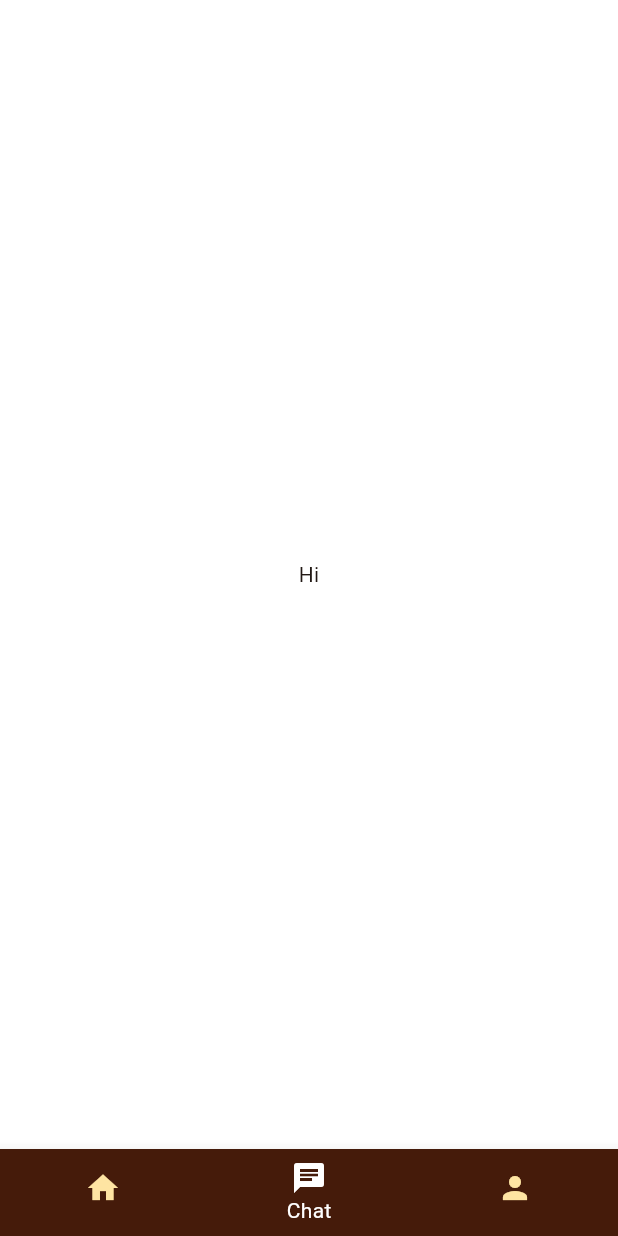
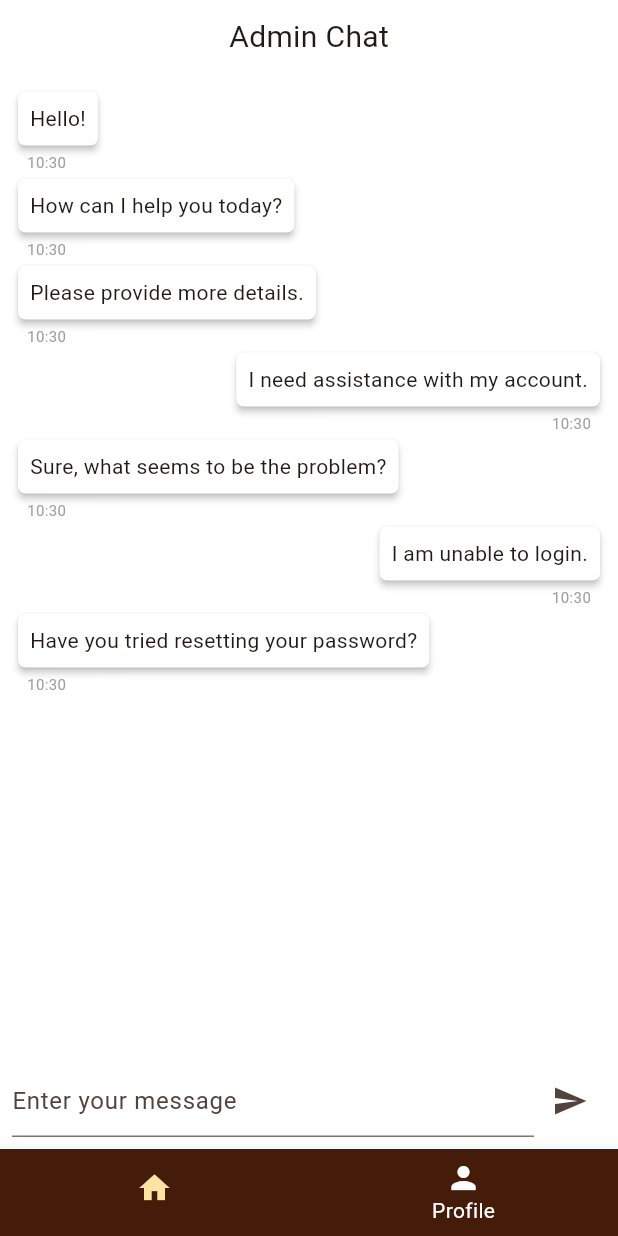
Before and after one commit to yappanthony/Findr, a Flutter app: the Chat screen opened by its route, on a phone screen of 412 x 824 dp. Run offline on Flutter 3.47's test engine with Material 3 defaults, Android fonts, the light colour scheme and no system bars; drawn by our look-alikes of grouped_list; our stand-ins replace carousel_slider, flutter_riverpod, font_awesome_flutter, go_router, google_sign_in, riverpod_annotation and 2 more; accounts and stored records are empty.

Commit message:
changed routing and added basic chat system to admin with mock data

```diff
--- a/lib/screens/chat.dart
+++ b/lib/screens/chat.dart
@@ -1,5 +1,6 @@
-
 import 'package:flutter/material.dart';
+import 'package:grouped_list/grouped_list.dart';
+import 'package:intl/intl.dart';
 import 'package:supabase_flutter/supabase_flutter.dart';
 
 final supabase = Supabase.instance.client;
@@ -7,24 +8,124 @@ final supabase = Supabase.instance.client;
 final user = supabase.auth.currentUser;
 final fullName = user?.userMetadata?['full_name'];
 
-class Chat extends StatelessWidget {
+class Message {
+  final String text;
+  final DateTime date;
+  final bool isSentByMe;
+
+  Message({required this.text, required this.date, required this.isSentByMe});
+}
+
+class Chat extends StatefulWidget {
   const Chat({super.key});
 
   @override
+  _ChatState createState() => _ChatState();
+}
+
+class _ChatState extends State<Chat> {
+  final TextEditingController _controller = TextEditingController();
+  final List<Message> messages = [];
+
+  void _sendMessage() {
+    if (_controller.text.isNotEmpty) {
+      setState(() {
+        messages.add(Message(
+          text: _controller.text,
+          date: DateTime.now(),
+          isSentByMe: true,
+        ));
+        _controller.clear();
+      });
+    }
+  }
+
+  @override
+  void initState() {
+    super.initState();
+    messages.addAll([
+      Message(text: 'Hello!', date: DateTime.now(), isSentByMe: false),
+      Message(text: 'How can I help you today?', date: DateTime.now(), isSentByMe: false),
+      Message(text: 'Please provide more details.', date: DateTime.now(), isSentByMe: false),
+      Message(text: 'I need assistance with my account.', date: DateTime.now(), isSentByMe: true),
+      Message(text: 'Sure, what seems to be the problem?', date: DateTime.now(), isSentByMe: false),
+      Message(text: 'I am unable to login.', date: DateTime.now(), isSentByMe: true),
+      Message(text: 'Have you tried resetting your password?', date: DateTime.now(), isSentByMe: false),
+    ]);
+  }
+
+  @override
   Widget build(BuildContext context) {
-    return const Scaffold(
-      body: SizedBox(
-        width: double.infinity,
-        child: Column(
-          mainAxisAlignment: MainAxisAlignment.center,
-          crossAxisAlignment: CrossAxisAlignment.center,
-          children: [
-            Padding(
-              padding: const EdgeInsets.symmetric(horizontal: 15,vertical: 15),
-              child: Text('Hi')
+    return Scaffold(
+
+      body: Column(
+        children: [
+          const Padding(
+              padding: EdgeInsets.all(10),
+              child: Text(
+                "Admin Chat",
+                style: TextStyle(
+                  fontSize: 20,
+                  fontFamily: 'Roboto',
+                ),
+              ),
             ),
-          ],
-        ),
+            Expanded(
+            child:
+              GroupedListView<Message, DateTime>(
+              padding: const EdgeInsets.all(8),
+              elements: messages,
+              groupBy: (Message element) => element.date,
+              groupHeaderBuilder: (Message messages) => SizedBox(),
+              itemBuilder: (context, Message messages) => Align(
+                alignment: messages.isSentByMe ? Alignment.centerRight : Alignment.centerLeft,
+                child: Column(
+                crossAxisAlignment: messages.isSentByMe ? CrossAxisAlignment.end : CrossAxisAlignment.start,
+                children: [
+                    Card(
+                    color: Colors.white,
+                    elevation: 2,
+                    shape: RoundedRectangleBorder(
+                      borderRadius: BorderRadius.circular(5),
+                    ),
+                    child: Padding(
+                      padding: const EdgeInsets.all(8.0),
+                      child: Text(messages.text),
+                    ),
+                    ),
+                  Padding(
+                    padding: const EdgeInsets.symmetric(horizontal: 10),
+                    child: Text(
+                      DateFormat('kk:mm').format(messages.date),
+                      style: const TextStyle(fontSize: 10, color: Colors.grey),
+                    ),
+                  )
+                ],
+                ),
+              ),
+              )
+            ),
+          Padding(
+            padding: const EdgeInsets.all(8.0),
+            child: Row(
+              children: [
+                Expanded(
+                  child: TextField(
+                    controller: _controller,
+                    decoration: const InputDecoration(
+                      hintText: 'Enter your message',
+                    ),
+                    onSubmitted: (value) => _sendMessage(),
+                  ),
+                ),
+                IconButton(
+                  icon: const Icon(Icons.send),
+                  onPressed: _sendMessage,
+                ),
+              ],
+            ),
+          ),
+        ],
       ),
     );
   }
--- a/lib/screens/details.dart
+++ b/lib/screens/details.dart
@@ -170,20 +170,6 @@ class Details extends StatelessWidget {
                         ),
                       ],
                     ),
-                    const SizedBox(height: 10),
-                    ElevatedButton(
-                      onPressed: () {},
-                      style: ElevatedButton.styleFrom(
-                        backgroundColor: const Color(0xFF451B0A),
-                        foregroundColor: Colors.white,
-                        shadowColor: Colors.transparent,
-                        minimumSize: const Size(double.infinity, 50), // Set width to double.infinity
-                        shape: RoundedRectangleBorder(
-                          borderRadius: BorderRadius.circular(5),
-                        ),
-                      ),
-                      child: const Text('Chat with Finder'),
-                    )
                   ],
                 ),
               ),
--- a/lib/screens/profile.dart
+++ b/lib/screens/profile.dart
@@ -11,7 +11,9 @@ final avatar = fullName == 'Anonymous' ? 'https://kzaezxyufvydztpdnxeo.supabase.
 
 
 class Profile extends StatelessWidget {
-  const Profile({super.key});
+  const Profile({super.key, this.route, required String title});
+
+  final String? route;
 
   @override
   Widget build(BuildContext context) {
@@ -36,6 +38,24 @@ class Profile extends StatelessWidget {
             SizedBox(
               width: MediaQuery.of(context).size.width * 0.7,
               child: ElevatedButton.icon(
+                onPressed: () {
+                  if (route != null) {
+                    context.go(route!);
+                  }
+                },
+                label: const Text('Contact Admin'),
+                style: ElevatedButton.styleFrom(
+                  backgroundColor: Colors.white,
+                  foregroundColor: const Color(0xFF451B0A),
+                  shadowColor: Colors.transparent,
+                  side: const BorderSide(color: Color(0xFF451B0A)),
+                ),
+              ),
+            ),
+            const SizedBox(height: 10),
+            SizedBox(
+              width: MediaQuery.of(context).size.width * 0.7,
+              child: ElevatedButton.icon(
                 onPressed: () async {
                           await supabase.auth.signOut();
                           context.go('/');
@@ -43,12 +63,12 @@ class Profile extends StatelessWidget {
                 label: const Text('Log Out'),
                 style: ElevatedButton.styleFrom(
                   backgroundColor: Colors.white,
-                  foregroundColor: const Color(0xFF451B0A),
+                  foregroundColor: Colors.red,
                   shadowColor: Colors.transparent,
-                  side: const BorderSide(color: Color(0xFF451B0A)),
+                  side: const BorderSide(color: Colors.red),
                 ),
               ),
-            )
+            ),
           ],
         ),
       ),
--- a/lib/widgets/navbar.dart
+++ b/lib/widgets/navbar.dart
@@ -15,10 +15,6 @@ class BottomNavBar extends StatelessWidget {
           BottomNavigationBarItem(
             icon: Icon(Icons.home),
             label: 'Home',
-          ),
-          BottomNavigationBarItem(
-            icon: Icon(Icons.chat),
-            label: 'Chat',
           ),
           BottomNavigationBarItem(
             icon: Icon(Icons.person),
--- a/lib/widgets/routing.dart
+++ b/lib/widgets/routing.dart
@@ -1,5 +1,4 @@
 import 'package:findr/screens/chat.dart';
-import 'package:findr/screens/chatlist.dart';
 import 'package:findr/screens/details.dart';
 import 'package:findr/screens/home.dart';
 import 'package:findr/screens/profile.dart';
@@ -34,9 +33,9 @@ GoRouter router = GoRouter(
         ]),
         StatefulShellBranch(routes: [
           GoRoute(
-            path: "/chatlist",
-            builder: (context, state) => const Chatlist(
-              title: "Chat List",
+            path: "/profile",
+            builder: (context, state) => const Profile(
+              title: "Profile",
               route: '/chat',
             ),
           ),
@@ -45,12 +44,6 @@ GoRouter router = GoRouter(
             builder: (context, state) => const Chat(),
           ),
         ]),
-        StatefulShellBranch(routes: [
-          GoRoute(
-            path: "/profile",
-            builder: (context, state) => const Profile(),
-          ),
-        ]),
       ],
     ),
   ],
--- a/pubspec.yaml
+++ b/pubspec.yaml
@@ -18,6 +18,7 @@ dependencies:
   go_router: ^14.6.0
   carousel_slider: ^5.0.0
   intl: ^0.20.0
+  grouped_list: ^6.0.0
 
 dev_dependencies:
   flutter_test:
```
Also changed, not shown: pubspec.lock.
